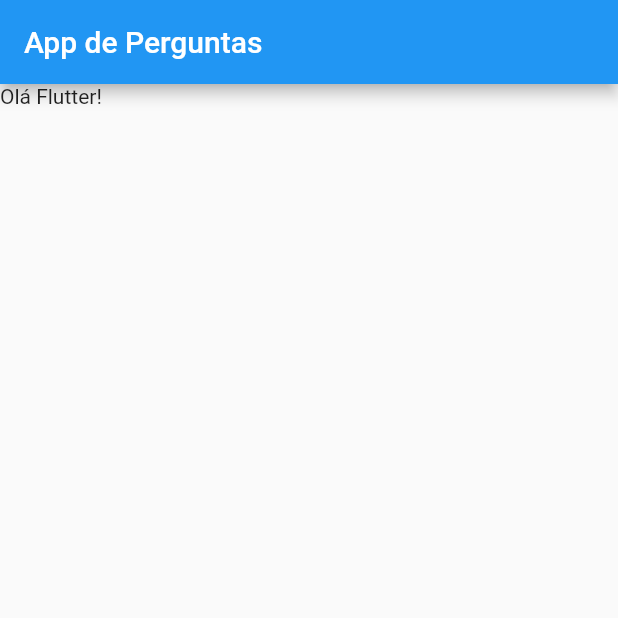
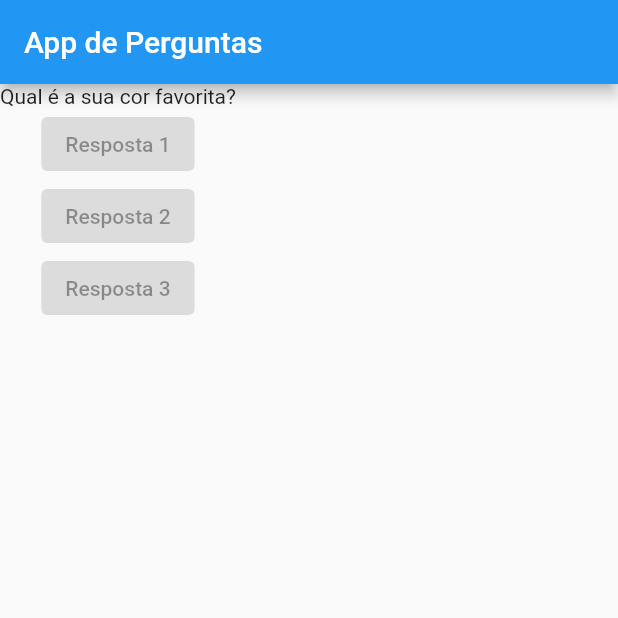
Before and after one commit to CharlesEdu07/QuestionsApp, a Flutter app: the screen it shows after launch, on a phone screen of 412 x 824 dp, the top half of it. Run offline on Flutter 3.47's test engine with Material 2 defaults, Android fonts, the phone set to English and light mode, and no system bars.

Commit message:
Usando column

```diff
--- a/lib/main.dart
+++ b/lib/main.dart
@@ -5,12 +5,33 @@ void main() => runApp(QuestionApp());
 class QuestionApp extends StatelessWidget {
   @override
   Widget build(BuildContext context) {
+    final List<String> questions = [
+      'Qual é a sua cor favorita?',
+      'Qual é o seu animal favorito?'
+    ];
+
     return MaterialApp(
       home: Scaffold(
         appBar: AppBar(
           title: Text('App de Perguntas'),
         ),
-        body: Text('Olá Flutter!'),
+        body: Column(
+          children: [
+            Text(questions.elementAt(0)),
+            ElevatedButton(
+              child: Text('Resposta 1'),
+              onPressed: null,
+            ),
+            ElevatedButton(
+              child: Text('Resposta 2'),
+              onPressed: null,
+            ),
+            ElevatedButton(
+              child: Text('Resposta 3'),
+              onPressed: null,
+            )
+          ],
+        ),
       )
     );
   }
```
